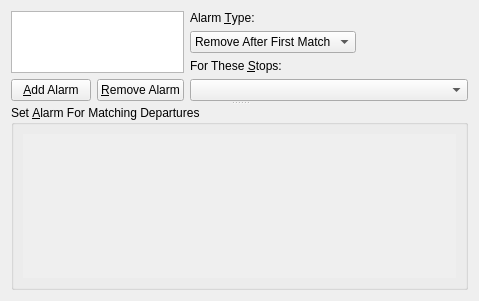
Above: applet/alarmConfig.ui from KDE/publictransport before the change. Below: the same form after it.
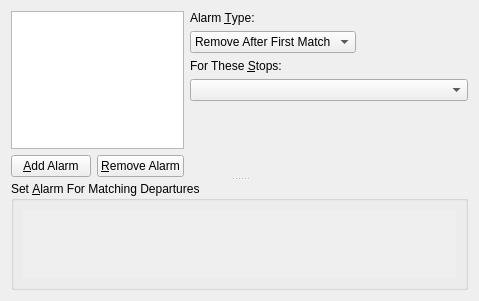
That is the form after the change. Custom widgets are drawn as their Qt base class.

What changed in the file:
```diff
--- a/applet/alarmConfig.ui
+++ b/applet/alarmConfig.ui
@@ -19,7 +19,7 @@
      <property name="orientation">
       <enum>Qt::Vertical</enum>
      </property>
-     <widget class="QWidget" name="">
+     <widget class="QWidget" name="layoutWidget">
       <layout class="QHBoxLayout" name="horizontalLayout" stretch="1,2">
        <property name="sizeConstraint">
         <enum>QLayout::SetMaximumSize</enum>
@@ -32,7 +32,7 @@
          <item row="0" column="0" colspan="2">
           <widget class="QListWidget" name="alarmList">
            <property name="sizePolicy">
-            <sizepolicy hsizetype="Expanding" vsizetype="Ignored">
+            <sizepolicy hsizetype="Expanding" vsizetype="Preferred">
              <horstretch>0</horstretch>
              <verstretch>0</verstretch>
             </sizepolicy>
@@ -166,7 +166,7 @@
             <x>0</x>
             <y>0</y>
             <width>453</width>
-            <height>52</height>
+            <height>153</height>
            </rect>
           </property>
           <layout class="QFormLayout" name="formLayout_2">
```
